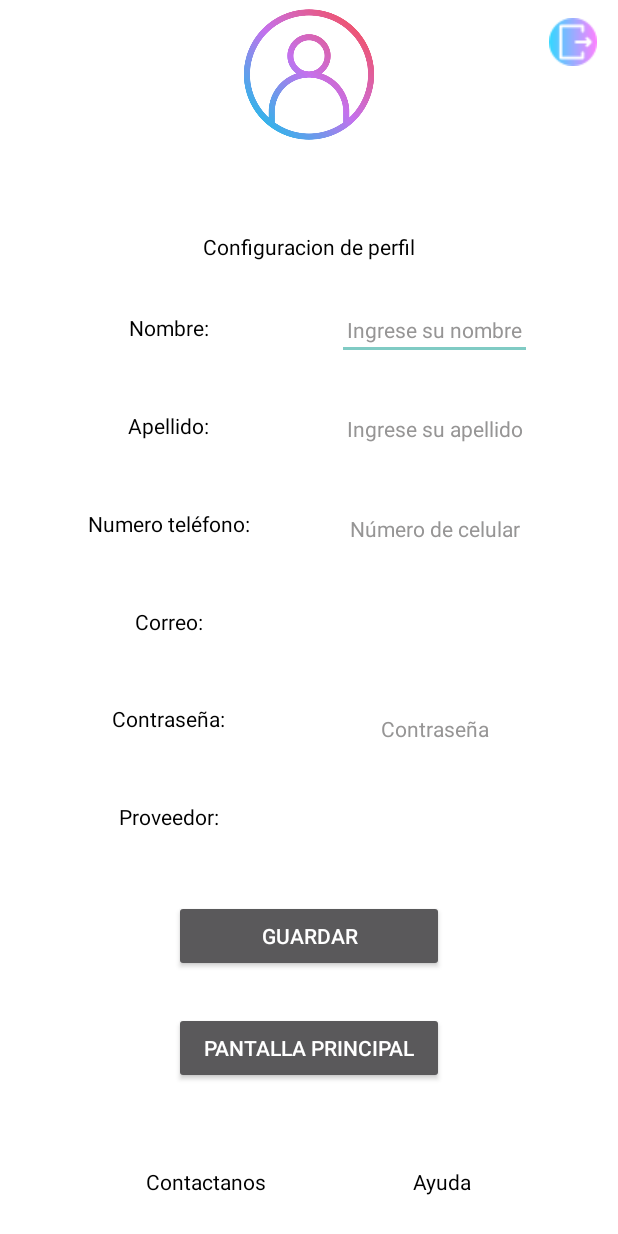
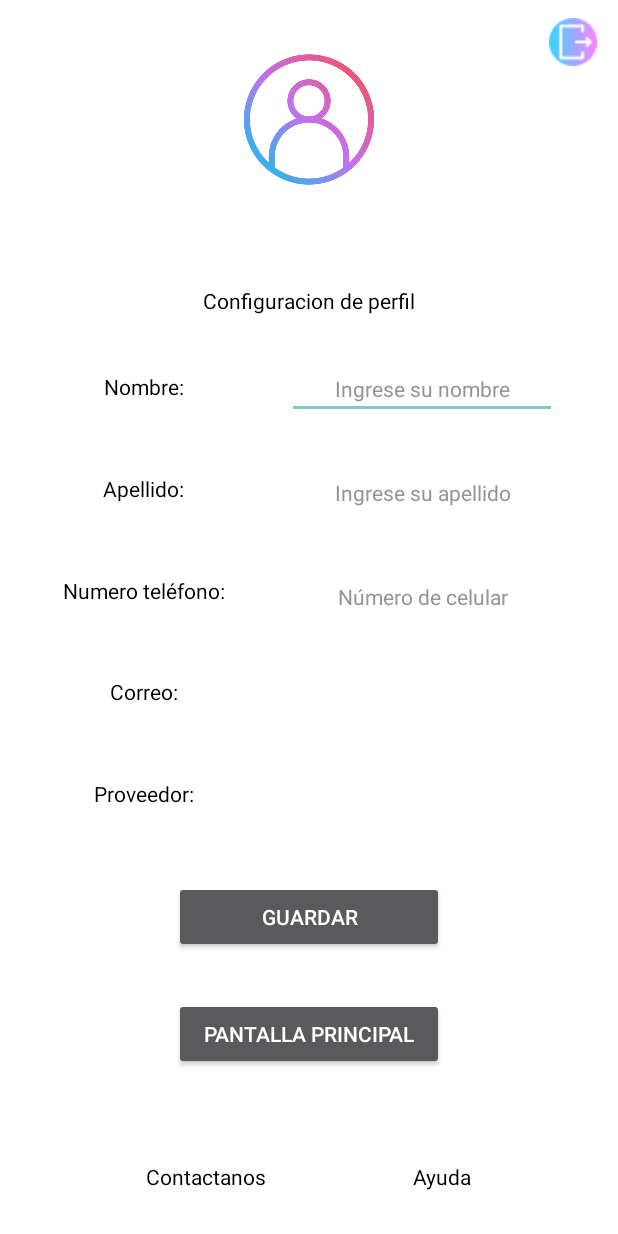
Before and after one commit to Israel8998/ConArt, an Android app: the ConfiguracionPerfil screen opened directly, with no data from a screen before it, on a phone screen of 412 x 824 dp. Run offline under Robolectric (Android 15) with nearby library versions, the phone set to English and light mode, and no system bars; our stand-ins replace Firebase (no records; nobody signed in at launch, a user with empty details on screens opened directly).

Commit message:
arreglo verificar contraseña, botones cambio de redirección

```diff
--- a/app/src/main/java/com/example/conart/IniciarSesion.kt
+++ b/app/src/main/java/com/example/conart/IniciarSesion.kt
@@ -90,10 +90,7 @@ class IniciarSesion : AppCompatActivity() {
 
     //Envío a otra pantalla en caso de tener éxito al iniciar sesión
     private fun showIngresoDatos(email: String, provider: ProviderType) {
-        val IngresoDatosIntent = Intent(this, ConfiguracionPerfil::class.java).apply{
-            putExtra("email", email)
-            putExtra("provider", provider.name)
-        }
+        val IngresoDatosIntent = Intent(this, IngresoDatos::class.java)
         startActivity(IngresoDatosIntent)
     }
 
--- a/app/src/main/res/layout/activity_configuracion_perfil.xml
+++ b/app/src/main/res/layout/activity_configuracion_perfil.xml
@@ -9,7 +9,7 @@
 
     <TextView
         android:id="@+id/lblProveedor"
-        android:layout_width="130dp"
+        android:layout_width="180dp"
         android:layout_height="40dp"
         android:text="Correo o google"
         android:textAlignment="center"
@@ -19,7 +19,7 @@
         app:layout_constraintEnd_toEndOf="parent"
         app:layout_constraintHorizontal_bias="0.5"
         app:layout_constraintStart_toEndOf="@+id/textView14"
-        app:layout_constraintTop_toBottomOf="@+id/txtContraseñaConf" />
+        app:layout_constraintTop_toBottomOf="@+id/lblCorreo" />
 
     <TextView
         android:id="@+id/textView14"
@@ -32,7 +32,7 @@
         app:layout_constraintEnd_toStartOf="@+id/lblProveedor"
         app:layout_constraintHorizontal_bias="0.5"
         app:layout_constraintStart_toStartOf="parent"
-        app:layout_constraintTop_toBottomOf="@+id/textView27" />
+        app:layout_constraintTop_toBottomOf="@+id/textView26" />
 
     <ImageButton
         android:id="@+id/btnCerrarSesion"
@@ -50,14 +50,15 @@
         android:layout_width="149dp"
         android:layout_height="99dp"
         android:src="@drawable/perfil_del_usuario"
+        app:layout_constraintBottom_toTopOf="@+id/divider7"
         app:layout_constraintEnd_toEndOf="parent"
         app:layout_constraintHorizontal_bias="0.5"
         app:layout_constraintStart_toStartOf="parent"
-        tools:layout_editor_absoluteY="36dp" />
+        app:layout_constraintTop_toTopOf="parent" />
 
     <EditText
         android:id="@+id/txtNombreConf"
-        android:layout_width="130dp"
+        android:layout_width="180dp"
         android:layout_height="39dp"
         android:hint="Ingrese su nombre"
         android:textAlignment="center"
@@ -103,7 +104,7 @@
         android:text="Correo:"
         android:textAlignment="center"
         android:textColor="@color/black"
-        app:layout_constraintBottom_toTopOf="@+id/textView27"
+        app:layout_constraintBottom_toTopOf="@+id/textView14"
         app:layout_constraintEnd_toStartOf="@+id/lblCorreo"
         app:layout_constraintHorizontal_bias="0.5"
         app:layout_constraintStart_toStartOf="parent"
@@ -111,13 +112,13 @@
 
     <TextView
         android:id="@+id/lblCorreo"
-        android:layout_width="130dp"
+        android:layout_width="180dp"
         android:layout_height="40dp"
-        android:text="IsraelP@gmail.com"
+        android:text="israel_pazmi@hotmail.com"
         android:textAlignment="center"
         android:textColor="@color/black"
         android:textSize="14sp"
-        app:layout_constraintBottom_toTopOf="@+id/txtContraseñaConf"
+        app:layout_constraintBottom_toTopOf="@+id/lblProveedor"
         app:layout_constraintEnd_toEndOf="parent"
         app:layout_constraintHorizontal_bias="0.5"
         app:layout_constraintStart_toEndOf="@+id/textView26"
@@ -138,9 +139,10 @@
 
     <EditText
         android:id="@+id/txtCelularConf"
-        android:layout_width="130dp"
+        android:layout_width="180dp"
         android:layout_height="39dp"
         android:hint="Número de celular"
+        android:inputType="number"
         android:textAlignment="center"
         android:textColor="@color/black"
         android:textColorHint="@color/Gris"
@@ -151,37 +153,9 @@
         app:layout_constraintStart_toEndOf="@+id/textView28"
         app:layout_constraintTop_toBottomOf="@+id/txtApellidoConf" />
 
-    <TextView
-        android:id="@+id/textView27"
-        android:layout_width="110dp"
-        android:layout_height="30dp"
-        android:text="Contraseña:"
-        android:textAlignment="center"
-        android:textColor="@color/black"
-        app:layout_constraintBottom_toTopOf="@+id/textView14"
-        app:layout_constraintEnd_toStartOf="@+id/txtContraseñaConf"
-        app:layout_constraintHorizontal_bias="0.5"
-        app:layout_constraintStart_toStartOf="parent"
-        app:layout_constraintTop_toBottomOf="@+id/textView26" />
-
-    <EditText
-        android:id="@+id/txtContraseñaConf"
-        android:layout_width="130dp"
-        android:layout_height="40dp"
-        android:hint="Contraseña"
-        android:textAlignment="center"
-        android:textColor="@color/black"
-        android:textColorHint="@color/Gris"
-        android:textSize="14sp"
-        app:layout_constraintBottom_toTopOf="@+id/lblProveedor"
-        app:layout_constraintEnd_toEndOf="parent"
-        app:layout_constraintHorizontal_bias="0.5"
-        app:layout_constraintStart_toEndOf="@+id/textView27"
-        app:layout_constraintTop_toBottomOf="@+id/lblCorreo" />
-
     <EditText
         android:id="@+id/txtApellidoConf"
-        android:layout_width="130dp"
+        android:layout_width="180dp"
         android:layout_height="39dp"
         android:hint="Ingrese su apellido"
         android:textAlignment="center"
@@ -220,7 +194,7 @@
         app:layout_constraintTop_toBottomOf="@+id/imageView6" />
 
     <Button
-        android:id="@+id/button4"
+        android:id="@+id/btnPantallaPrincipal"
         android:layout_width="180dp"
         android:layout_height="wrap_content"
         android:text="Pantalla Principal"
@@ -239,7 +213,7 @@
         app:layout_constraintEnd_toEndOf="parent"
         app:layout_constraintHorizontal_bias="0.5"
         app:layout_constraintStart_toStartOf="parent"
-        app:layout_constraintTop_toBottomOf="@+id/button4" />
+        app:layout_constraintTop_toBottomOf="@+id/btnPantallaPrincipal" />
 
     <TextView
         android:id="@+id/textView25"
@@ -270,7 +244,7 @@
         android:layout_width="180dp"
         android:layout_height="wrap_content"
         android:text="Guardar"
-        app:layout_constraintBottom_toTopOf="@+id/button4"
+        app:layout_constraintBottom_toTopOf="@+id/btnPantallaPrincipal"
         app:layout_constraintEnd_toEndOf="parent"
         app:layout_constraintHorizontal_bias="0.5"
         app:layout_constraintStart_toStartOf="parent"
```
Also changed, not shown: app/src/main/java/com/example/conart/ConfiguracionPerfil.kt (+11 -5 lines), app/src/main/java/com/example/conart/CrearCuenta.kt (+11 -9 lines), app/src/main/res/layout/activity_crear_cuenta.xml (+17 -15 lines).
